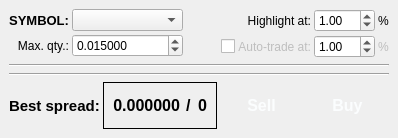
Qt form sources/Strategies/ArbitrationAdvisor/StrategyWindow.ui (alimogh/trdk) before a commit.
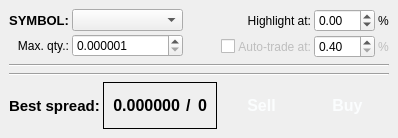
The same form after that commit.

Commit message: Default settings for arbitrage strategy.

The edit to the form file:
```diff
--- a/sources/Strategies/ArbitrationAdvisor/StrategyWindow.ui
+++ b/sources/Strategies/ArbitrationAdvisor/StrategyWindow.ui
@@ -72,9 +72,6 @@
           <property name="singleStep">
            <double>0.005000000000000</double>
           </property>
-          <property name="value">
-           <double>0.015000000000000</double>
-          </property>
          </widget>
         </item>
        </layout>
@@ -148,9 +145,6 @@
           <property name="singleStep">
            <double>0.100000000000000</double>
           </property>
-          <property name="value">
-           <double>1.000000000000000</double>
-          </property>
          </widget>
         </item>
         <item row="0" column="3">
@@ -171,9 +165,6 @@
           <property name="singleStep">
            <double>0.100000000000000</double>
           </property>
-          <property name="value">
-           <double>1.000000000000000</double>
-          </property>
          </widget>
         </item>
        </layout>
```
The commit also changes 1 other file.
